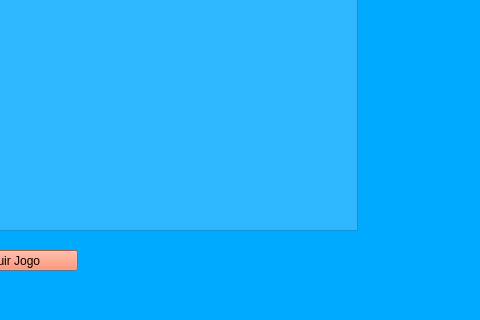
Old version of the form lista_de_jogos.ui in the repository CesarOli/cadastro_de_jogos_e_plataformas; both pictures show x 193 to 673 and y 220 to 540 of the 673 by 540 pixel window.
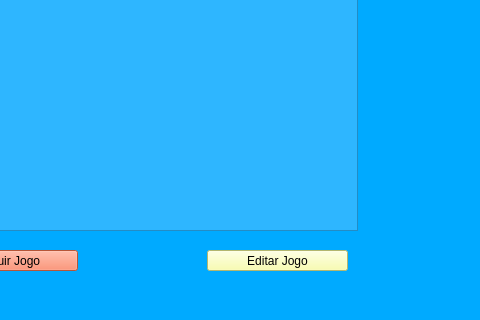
New version of the form.

Commit message: Criação botão 'Editar Jogos'.

Diff of the .ui file:
```diff
--- a/lista_de_jogos.ui
+++ b/lista_de_jogos.ui
@@ -165,6 +165,22 @@
      <string>Excluir Jogo</string>
     </property>
    </widget>
+   <widget class="QPushButton" name="pushButton_2">
+    <property name="geometry">
+     <rect>
+      <x>400</x>
+      <y>470</y>
+      <width>141</width>
+      <height>21</height>
+     </rect>
+    </property>
+    <property name="styleSheet">
+     <string notr="true">background-color: rgb(250, 255, 156);</string>
+    </property>
+    <property name="text">
+     <string>Editar Jogo</string>
+    </property>
+   </widget>
   </widget>
   <widget class="QMenuBar" name="menubar">
    <property name="geometry">
```
